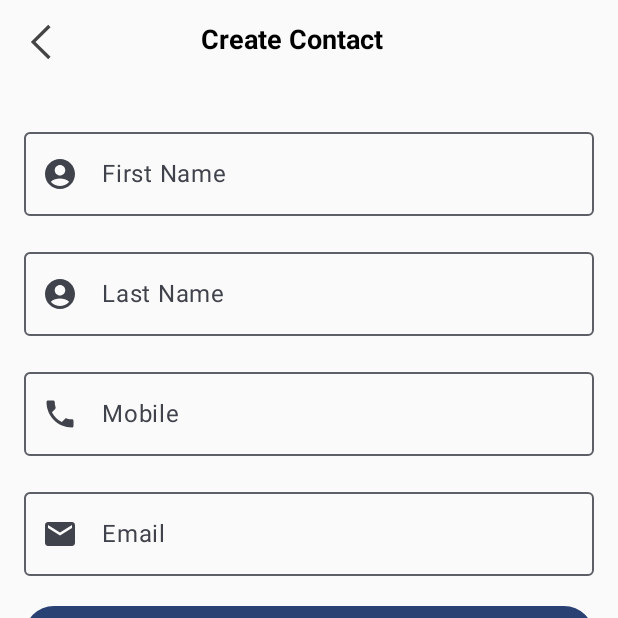
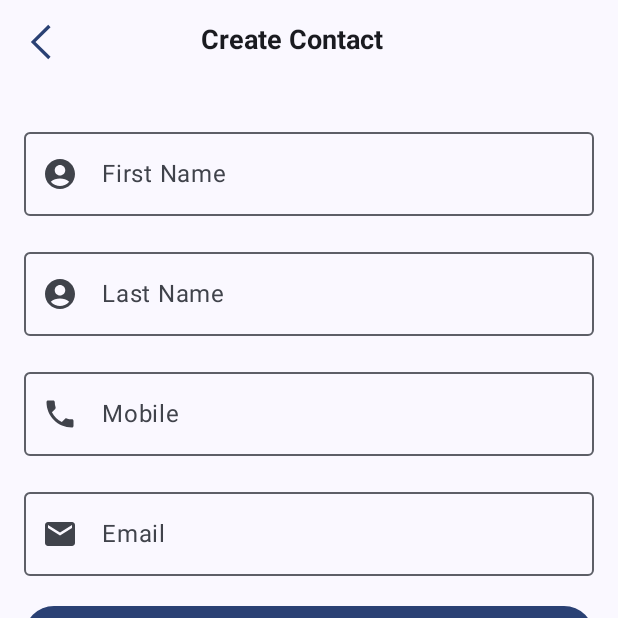
Before and after one commit to wh173d3v11/ContactAppJetpackCompose, an Android app built with Jetpack Compose: the CreateOrEditContactScreen screen opened through its navigation route, on a phone screen of 412 x 824 dp, the top half of it. Run offline under Robolectric (Android 15) with nearby library versions, the phone set to English and light mode, and no system bars; our stand-ins replace Dagger/Hilt's generated code, paging.

Commit message:
wip theming...

```diff
--- a/app/src/main/java/com/el/contactappcompose/ui/ContactAppNavigation.kt
+++ b/app/src/main/java/com/el/contactappcompose/ui/ContactAppNavigation.kt
@@ -1,5 +1,6 @@
 package com.el.contactappcompose.ui
 
+import androidx.compose.material3.Surface
 import androidx.compose.runtime.Composable
 import androidx.compose.runtime.CompositionLocalProvider
 import androidx.compose.runtime.compositionLocalOf
@@ -20,6 +21,10 @@ fun ContactAppNavigation() {
         LocalContactsViewModel provides hiltViewModel()
     ) {
         SetupNavGraph()
+//        Surface {
+//            CreateOrEditContactScreen(
+//                onBackClicked = { })
+//        }
     }
 }
 
@@ -37,6 +42,7 @@ fun SetupNavGraph() {
         }
 
         composable(Routes.DETAIL_SCREEN.routeName) {
+            Surface {
                 DetailsScreen(
                     onBackClicked = { navController.popBackStack() },
                     onEditClicked = {
@@ -44,10 +50,13 @@ fun SetupNavGraph() {
                         navController.navigate(Routes.CREATE_OR_EDIT_SCREEN.routeName)
                     })
             }
+        }
 
         composable(Routes.CREATE_OR_EDIT_SCREEN.routeName) {
+            Surface {
                 CreateOrEditContactScreen(
                     onBackClicked = { navController.popBackStack() })
+            }
         }
     }
 }
--- a/app/src/main/java/com/el/contactappcompose/ui/contactcreateedit/CreateContact.kt
+++ b/app/src/main/java/com/el/contactappcompose/ui/contactcreateedit/CreateContact.kt
@@ -21,6 +21,7 @@ import androidx.compose.material.icons.filled.Email
 import androidx.compose.material.icons.filled.Phone
 import androidx.compose.material3.Button
 import androidx.compose.material3.Icon
+import androidx.compose.material3.MaterialTheme
 import androidx.compose.material3.OutlinedTextField
 import androidx.compose.material3.Text
 import androidx.compose.runtime.Composable
@@ -32,7 +33,6 @@ import androidx.compose.runtime.setValue
 import androidx.compose.ui.Alignment
 import androidx.compose.ui.Modifier
 import androidx.compose.ui.focus.onFocusChanged
-import androidx.compose.ui.graphics.Color
 import androidx.compose.ui.graphics.vector.ImageVector
 import androidx.compose.ui.platform.LocalContext
 import androidx.compose.ui.platform.LocalFocusManager
@@ -109,7 +109,7 @@ fun CreateOrEditContactScreen(onBackClicked: () -> Unit) {
                     .clickable { onBackClicked() },
                 imageVector = ImageVector.vectorResource(id = R.drawable.back_arrow_icon),
                 contentDescription = null,
-                tint = Color.DarkGray
+                tint = MaterialTheme.colorScheme.surfaceTint
             )
             Text(
                 modifier = Modifier
@@ -274,7 +274,7 @@ fun ContactTextField(
             Text(text = label)
         },
         placeholder = {
-            Text(text = placeHolder, color = Color.Gray)
+            Text(text = placeHolder, color = MaterialTheme.colorScheme.surfaceTint)
         },
         leadingIcon = {
             Icon(
--- a/app/src/main/java/com/el/contactappcompose/ui/contactscreen/ContactScreen.kt
+++ b/app/src/main/java/com/el/contactappcompose/ui/contactscreen/ContactScreen.kt
@@ -9,6 +9,7 @@ import androidx.compose.material.icons.Icons
 import androidx.compose.material.icons.filled.Add
 import androidx.compose.material3.FloatingActionButton
 import androidx.compose.material3.Icon
+import androidx.compose.material3.MaterialTheme
 import androidx.compose.material3.Scaffold
 import androidx.compose.material3.Tab
 import androidx.compose.material3.TabRow
@@ -19,7 +20,6 @@ import androidx.compose.runtime.mutableIntStateOf
 import androidx.compose.runtime.saveable.rememberSaveable
 import androidx.compose.runtime.setValue
 import androidx.compose.ui.Modifier
-import androidx.compose.ui.graphics.Color
 import com.el.contactappcompose.TAG
 import com.el.contactappcompose.domain.Contact
 import com.el.contactappcompose.ui.LocalContactsViewModel
@@ -36,7 +36,7 @@ fun HomeScreen() {
 
     Scaffold(
         topBar = {
-            ExpandableSearchView(tint = Color.Black)
+            ExpandableSearchView(tint = MaterialTheme.colorScheme.surfaceTint)
         },
         modifier = Modifier.fillMaxSize(),
         floatingActionButton = {
--- a/app/src/main/java/com/el/contactappcompose/ui/contactscreen/LocalContactScreen.kt
+++ b/app/src/main/java/com/el/contactappcompose/ui/contactscreen/LocalContactScreen.kt
@@ -8,7 +8,9 @@ import androidx.activity.result.contract.ActivityResultContracts
 import androidx.compose.foundation.clickable
 import androidx.compose.foundation.layout.Arrangement
 import androidx.compose.foundation.layout.fillMaxSize
+import androidx.compose.foundation.layout.padding
 import androidx.compose.foundation.lazy.LazyColumn
+import androidx.compose.material3.Text
 import androidx.compose.runtime.Composable
 import androidx.compose.runtime.SideEffect
 import androidx.compose.runtime.getValue
@@ -18,7 +20,11 @@ import androidx.compose.runtime.setValue
 import androidx.compose.ui.Alignment
 import androidx.compose.ui.Modifier
 import androidx.compose.ui.platform.LocalContext
+import androidx.compose.ui.res.stringResource
+import androidx.compose.ui.text.font.FontWeight
+import androidx.compose.ui.text.style.TextAlign
 import androidx.compose.ui.unit.dp
+import androidx.compose.ui.unit.sp
 import androidx.core.content.ContextCompat
 import com.el.contactappcompose.R
 import com.el.contactappcompose.domain.Contact
@@ -58,6 +64,17 @@ fun LocalContactScreen(onContactClick: ((Contact) -> Unit)) {
         }
     }
 
+    if (result.isNullOrEmpty()) {
+        Text(
+            modifier = Modifier
+                .fillMaxSize()
+                .padding(top = 30.dp),
+            textAlign = TextAlign.Center,
+            fontWeight = FontWeight.SemiBold,
+            fontSize = 20.sp,
+            text = stringResource(id = R.string.text_no_contacts_found_create_new_one)
+        )
+    }
     LazyColumn(
         modifier = Modifier.fillMaxSize(),
         verticalArrangement = Arrangement.spacedBy(16.dp),
--- a/app/src/main/res/values/strings.xml
+++ b/app/src/main/res/values/strings.xml
@@ -30,4 +30,6 @@
     <string name="err_something_went_wrong">Something went wrong..😑</string>
     <string name="err_contact_read_permission_denied">Contact Read permission Denied...</string>
     <string name="err_contact_write_permission_denied">Contact Write permission Denied...</string>
+    <string name="text_contact_not_found">Contact data not found🫤</string>
+    <string name="text_no_contacts_found_create_new_one">Whoa! No contacts in the list ? Go ahead and create new 🚀!</string>
 </resources>
```
Also changed, not shown: app/src/main/java/com/el/contactappcompose/ui/contactdetails/DetailsScreen.kt (+7 -6 lines). Lines whose indentation alone changed are shown as unchanged.
